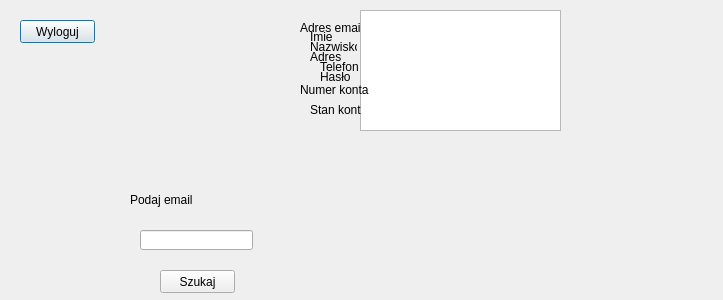
The window that MAIN_MENU/admin_user_info.ui (Gierlaszek/Banking-System-Sym) describes before a commit, drawn with Qt 5.
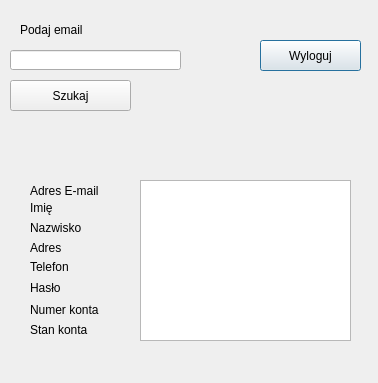
The same window after the commit.

Diff of the .ui file:
```diff
--- a/MAIN_MENU/admin_user_info.ui
+++ b/MAIN_MENU/admin_user_info.ui
@@ -6,8 +6,8 @@
    <rect>
     <x>0</x>
     <y>0</y>
-    <width>723</width>
-    <height>300</height>
+    <width>378</width>
+    <height>383</height>
    </rect>
   </property>
   <property name="windowTitle">
@@ -16,10 +16,10 @@
   <widget class="QPushButton" name="close_button">
    <property name="geometry">
     <rect>
-     <x>20</x>
-     <y>20</y>
-     <width>75</width>
-     <height>23</height>
+     <x>260</x>
+     <y>40</y>
+     <width>101</width>
+     <height>31</height>
     </rect>
    </property>
    <property name="text">
@@ -29,10 +29,10 @@
   <widget class="QPushButton" name="search_button">
    <property name="geometry">
     <rect>
-     <x>160</x>
-     <y>270</y>
-     <width>75</width>
-     <height>23</height>
+     <x>10</x>
+     <y>80</y>
+     <width>121</width>
+     <height>31</height>
     </rect>
    </property>
    <property name="text">
@@ -42,8 +42,8 @@
   <widget class="QLabel" name="label">
    <property name="geometry">
     <rect>
-     <x>130</x>
-     <y>190</y>
+     <x>20</x>
+     <y>20</y>
      <width>121</width>
      <height>20</height>
     </rect>
@@ -55,9 +55,9 @@
   <widget class="QLineEdit" name="lineEdit">
    <property name="geometry">
     <rect>
-     <x>140</x>
-     <y>230</y>
-     <width>113</width>
+     <x>10</x>
+     <y>50</y>
+     <width>171</width>
      <height>20</height>
     </rect>
    </property>
@@ -65,46 +65,46 @@
   <widget class="QTextBrowser" name="textBrowser">
    <property name="geometry">
     <rect>
-     <x>360</x>
-     <y>10</y>
-     <width>201</width>
-     <height>121</height>
+     <x>140</x>
+     <y>180</y>
+     <width>211</width>
+     <height>161</height>
     </rect>
    </property>
   </widget>
   <widget class="QLabel" name="label_2">
    <property name="geometry">
     <rect>
-     <x>300</x>
-     <y>20</y>
-     <width>61</width>
-     <height>16</height>
+     <x>30</x>
+     <y>180</y>
+     <width>91</width>
+     <height>21</height>
     </rect>
    </property>
    <property name="text">
-    <string>Adres email</string>
+    <string>Adres E-mail</string>
    </property>
   </widget>
   <widget class="QLabel" name="label_3">
    <property name="geometry">
     <rect>
-     <x>310</x>
-     <y>30</y>
-     <width>47</width>
-     <height>13</height>
+     <x>30</x>
+     <y>200</y>
+     <width>61</width>
+     <height>16</height>
     </rect>
    </property>
    <property name="text">
-    <string>Imie</string>
+    <string>Imię</string>
    </property>
   </widget>
   <widget class="QLabel" name="label_4">
    <property name="geometry">
     <rect>
-     <x>310</x>
-     <y>40</y>
-     <width>47</width>
-     <height>13</height>
+     <x>30</x>
+     <y>220</y>
+     <width>61</width>
+     <height>16</height>
     </rect>
    </property>
    <property name="text">
@@ -114,10 +114,10 @@
   <widget class="QLabel" name="label_5">
    <property name="geometry">
     <rect>
-     <x>310</x>
-     <y>50</y>
-     <width>47</width>
-     <height>13</height>
+     <x>30</x>
+     <y>240</y>
+     <width>61</width>
+     <height>16</height>
     </rect>
    </property>
    <property name="text">
@@ -127,8 +127,8 @@
   <widget class="QLabel" name="label_6">
    <property name="geometry">
     <rect>
-     <x>320</x>
-     <y>60</y>
+     <x>30</x>
+     <y>260</y>
      <width>47</width>
      <height>13</height>
     </rect>
@@ -140,10 +140,10 @@
   <widget class="QLabel" name="label_7">
    <property name="geometry">
     <rect>
-     <x>320</x>
-     <y>70</y>
-     <width>47</width>
-     <height>13</height>
+     <x>30</x>
+     <y>280</y>
+     <width>71</width>
+     <height>16</height>
     </rect>
    </property>
    <property name="text">
@@ -153,9 +153,9 @@
   <widget class="QLabel" name="label_8">
    <property name="geometry">
     <rect>
-     <x>300</x>
-     <y>80</y>
-     <width>71</width>
+     <x>30</x>
+     <y>300</y>
+     <width>81</width>
      <height>20</height>
     </rect>
    </property>
@@ -166,9 +166,9 @@
   <widget class="QLabel" name="label_9">
    <property name="geometry">
     <rect>
-     <x>310</x>
-     <y>100</y>
-     <width>51</width>
+     <x>30</x>
+     <y>320</y>
+     <width>81</width>
      <height>20</height>
     </rect>
    </property>
```
